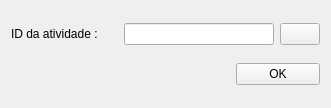
Above: SAP/Project/Views/addNewRevision.ui from dsgoficial/SAP_Gerente before the change. Below: the same form after it.
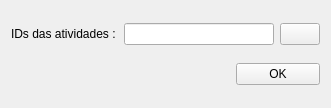
That is the form after the change.

Diff of the .ui file:
```diff
--- a/SAP/Project/Views/addNewRevision.ui
+++ b/SAP/Project/Views/addNewRevision.ui
@@ -17,7 +17,7 @@
    <item row="0" column="0">
     <widget class="QLabel" name="label">
      <property name="text">
-      <string>ID da atividade :</string>
+      <string>IDs das atividades :</string>
      </property>
     </widget>
    </item>
```
